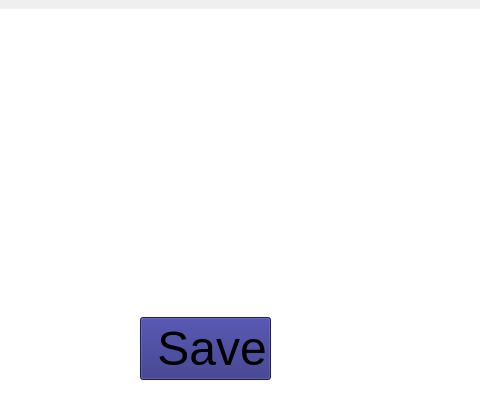
The window that mainwindow.ui (paultrent714/wrestling-booking-sim) describes before a commit, drawn with Qt 5; both pictures show x 189 to 669 and y 0 to 401 of the 790 by 624 pixel window.
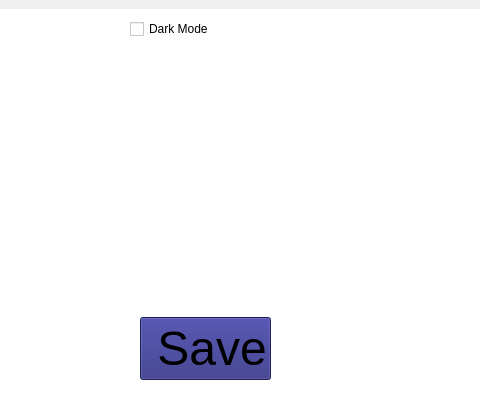
The same window after the commit. The open tabs and pages were chosen to show the change. Icons and pictures are not drawn.

Commit message: add basic dark mode, improved match edit functionality

Diff of the .ui file:
```diff
--- a/mainwindow.ui
+++ b/mainwindow.ui
@@ -1430,6 +1430,29 @@
          </item>
         </layout>
        </widget>
+       <widget class="QWidget" name="formLayoutWidget">
+        <property name="geometry">
+         <rect>
+          <x>310</x>
+          <y>10</y>
+          <width>221</width>
+          <height>281</height>
+         </rect>
+        </property>
+        <layout class="QFormLayout" name="formLayout_2">
+         <item row="0" column="0">
+          <widget class="QCheckBox" name="darkModeCheckBox">
+           <property name="styleSheet">
+            <string notr="true">color: rgb(0, 0, 0);
+font: 16pt &quot;Segoe UI&quot;;</string>
+           </property>
+           <property name="text">
+            <string>Dark Mode</string>
+           </property>
+          </widget>
+         </item>
+        </layout>
+       </widget>
       </widget>
       <widget class="QWidget" name="Show_Card">
        <property name="sizePolicy">
```
Left out of the diff: 62 changed lines with no effect on the pictures. The commit also changes 66 other files.
